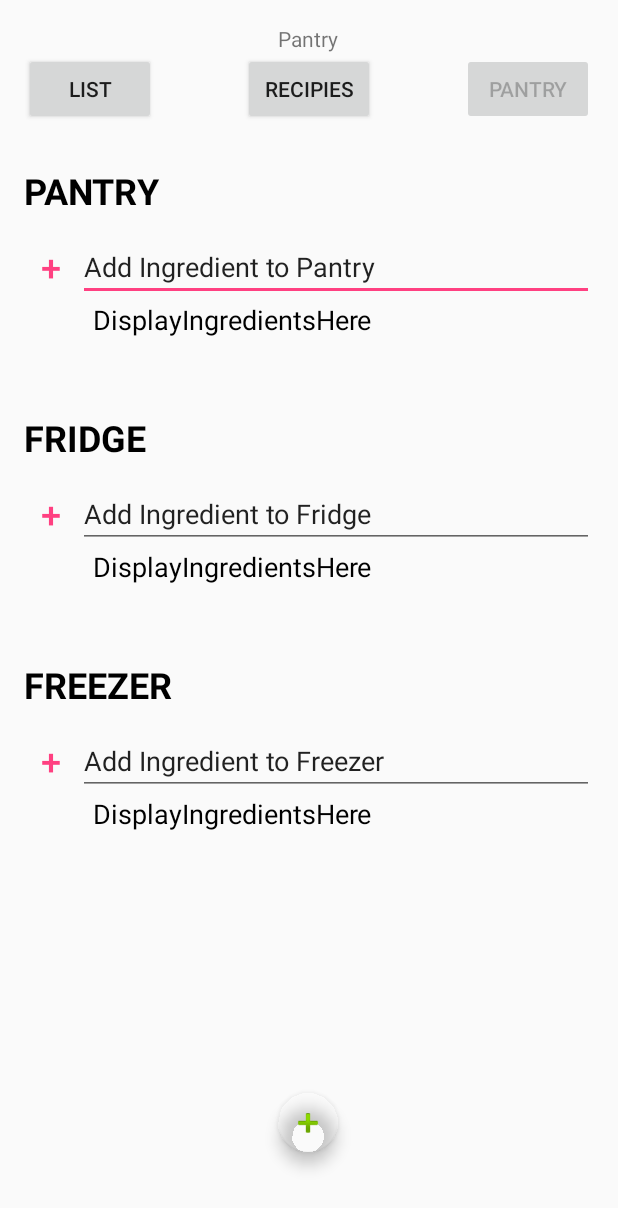
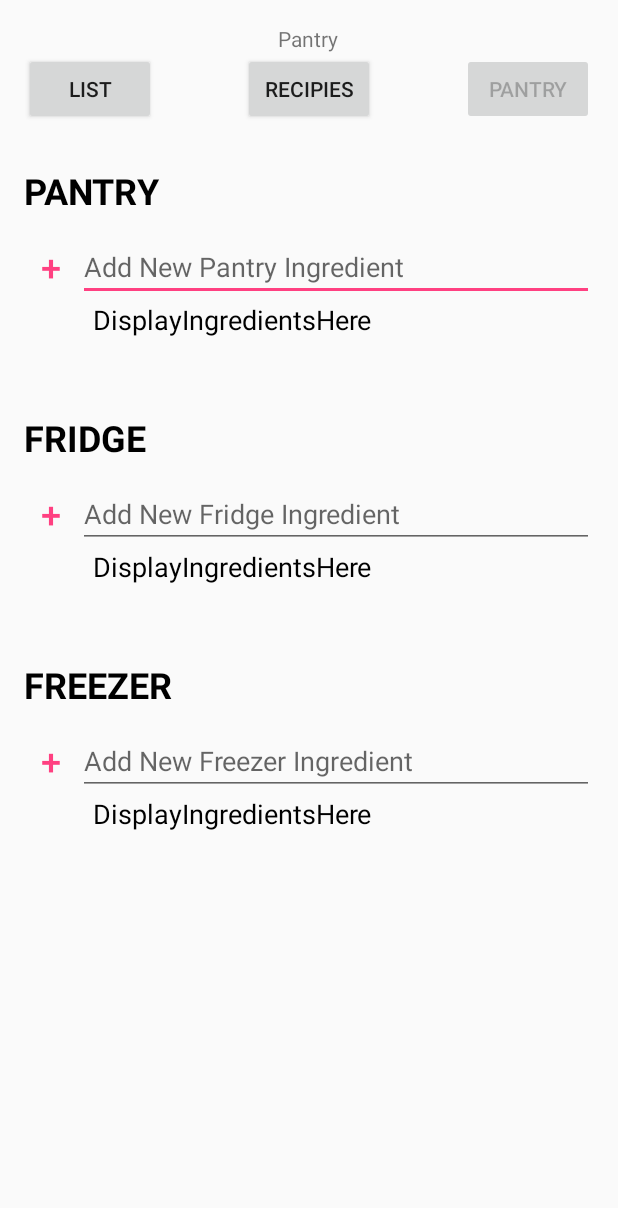
Before and after one commit to pdorton/Pantry-Alchemy, an Android app: the Tab2Pantry screen opened directly, with no data from a screen before it, on a phone screen of 412 x 824 dp. Shown: the top 1208 px of the screen. Run offline under Robolectric (Android 15) with nearby library versions, the phone set to English and light mode, and no system bars.

Commit message:
Changes input fields in pantry tab to be editable

```diff
--- a/PantryAlchemy/app/src/main/res/layout/tab2pantry.xml
+++ b/PantryAlchemy/app/src/main/res/layout/tab2pantry.xml
@@ -44,20 +44,6 @@
         android:layout_alignParentRight="true"
         android:enabled="false"
         android:text="Pantry" />
-
-    <android.support.design.widget.FloatingActionButton
-        android:id="@+id/pantryAddIngredientButton"
-        android:layout_width="wrap_content"
-        android:layout_height="wrap_content"
-        android:clickable="true"
-        app:backgroundTint="@android:color/transparent"
-        app:fabSize="mini"
-        app:srcCompat="@android:drawable/ic_input_add"
-
-        android:layout_marginBottom="39dp"
-        android:layout_alignParentBottom="true"
-        android:layout_alignLeft="@+id/pantryLabel"
-        android:layout_alignStart="@+id/pantryLabel" />
 
     <TextView
         android:id="@+id/pantryCategoryHeaderPantry"
@@ -121,11 +107,9 @@
         android:layout_marginTop="12dp"
         android:contentDescription="Field for ingredient insertion"
         android:ems="10"
-        android:hint="Insert New Pantry Ingredient"
+        android:hint="Add New Pantry Ingredient"
         android:inputType="text"
-        android:singleLine="true"
-        android:text="Add Ingredient to Pantry"
-        tools:text="Add Ingredient to Pantry" />
+        android:singleLine="true" />
 
     <TextView
         android:id="@+id/pantryIngredientDisplayPantry"
@@ -146,7 +130,7 @@
         android:layout_alignParentEnd="true" />
 
     <EditText
-        android:id="@+id/editText2"
+        android:id="@+id/pantryInsertIngredientFridge"
         android:layout_width="match_parent"
         android:layout_height="wrap_content"
         android:layout_alignLeft="@+id/pantryInsertIngredientPantry"
@@ -155,9 +139,8 @@
         android:layout_marginTop="12dp"
         android:contentDescription="Field for ingredient insertion"
         android:ems="10"
-        android:inputType="text"
-        android:text="Add Ingredient to Fridge"
-        tools:text="Add Ingredient to Fridge" />
+        android:hint="Add New Fridge Ingredient"
+        android:inputType="text" />
 
     <TextView
         android:id="@+id/pantryIngredientDisplayFridge"
@@ -168,25 +151,25 @@
         android:textColor="@android:color/black"
         android:textSize="18sp"
         tools:text="DisplayIngredientsHere"
-        android:layout_below="@+id/editText2"
+        android:layout_below="@+id/pantryInsertIngredientFridge"
         android:layout_alignLeft="@+id/pantryIngredientDisplayFreezer"
         android:layout_alignStart="@+id/pantryIngredientDisplayFreezer"
         android:layout_alignParentRight="true"
         android:layout_alignParentEnd="true" />
 
     <EditText
-        android:id="@+id/editText4"
+        android:id="@+id/pantryInsertIngredientFreezer"
         android:layout_width="match_parent"
         android:layout_height="wrap_content"
-        android:layout_alignLeft="@+id/editText2"
-        android:layout_alignStart="@+id/editText2"
+        android:layout_alignLeft="@+id/pantryInsertIngredientFridge"
+        android:layout_alignStart="@+id/pantryInsertIngredientFridge"
         android:layout_below="@+id/pantryCategoryHeaderFreezer"
         android:layout_marginTop="12dp"
         android:contentDescription="Field for ingredient insertion"
         android:ems="10"
+        android:hint="Add New Freezer Ingredient"
         android:inputType="text"
-        android:text="Add Ingredient to Freezer"
-        tools:text="Add Ingredient to Freezer" />
+        android:textAllCaps="false" />
 
     <TextView
         android:id="@+id/pantryIngredientDisplayFreezer"
@@ -196,7 +179,7 @@
         android:textColor="@android:color/black"
         android:textSize="18sp"
         tools:text="DisplayIngredientsHere"
-        android:layout_below="@+id/editText4"
+        android:layout_below="@+id/pantryInsertIngredientFreezer"
         android:layout_alignLeft="@+id/pantryIngredientDisplayPantry"
         android:layout_alignStart="@+id/pantryIngredientDisplayPantry" />
 
@@ -209,7 +192,7 @@
         android:layout_alignParentLeft="true"
         android:layout_alignParentStart="true"
         android:layout_alignTop="@+id/pantryInsertIngredientPantry"
-        android:layout_toLeftOf="@+id/editText2"
+        android:layout_toLeftOf="@+id/pantryInsertIngredientFridge"
         android:layout_weight="1"
         android:contentDescription="Adds ingredient to pantry"
         android:padding="0dp"
@@ -224,15 +207,15 @@
         android:layout_height="wrap_content"
         android:layout_alignParentLeft="true"
         android:layout_alignParentStart="true"
-        android:layout_alignTop="@+id/editText2"
-        android:layout_toLeftOf="@+id/editText2"
+        android:layout_alignTop="@+id/pantryInsertIngredientFridge"
+        android:layout_toLeftOf="@+id/pantryInsertIngredientFridge"
         android:layout_weight="1"
         android:contentDescription="Adds ingredient to pantry"
         android:padding="0dp"
         android:text="+"
         android:textSize="24sp"
         tools:text="+"
-        android:layout_alignBottom="@+id/editText2" />
+        android:layout_alignBottom="@+id/pantryInsertIngredientFridge" />
 
     <Button
         android:id="@+id/pantryAddIngredientButtonFreezer"
@@ -245,10 +228,10 @@
         android:text="+"
         android:textSize="24sp"
         tools:text="+"
-        android:layout_alignTop="@+id/editText4"
-        android:layout_toLeftOf="@+id/editText4"
+        android:layout_alignTop="@+id/pantryInsertIngredientFreezer"
+        android:layout_toLeftOf="@+id/pantryInsertIngredientFreezer"
         android:layout_alignParentLeft="true"
         android:layout_alignParentStart="true"
-        android:layout_alignBottom="@+id/editText4" />
+        android:layout_alignBottom="@+id/pantryInsertIngredientFreezer" />
 
 </RelativeLayout>
```
